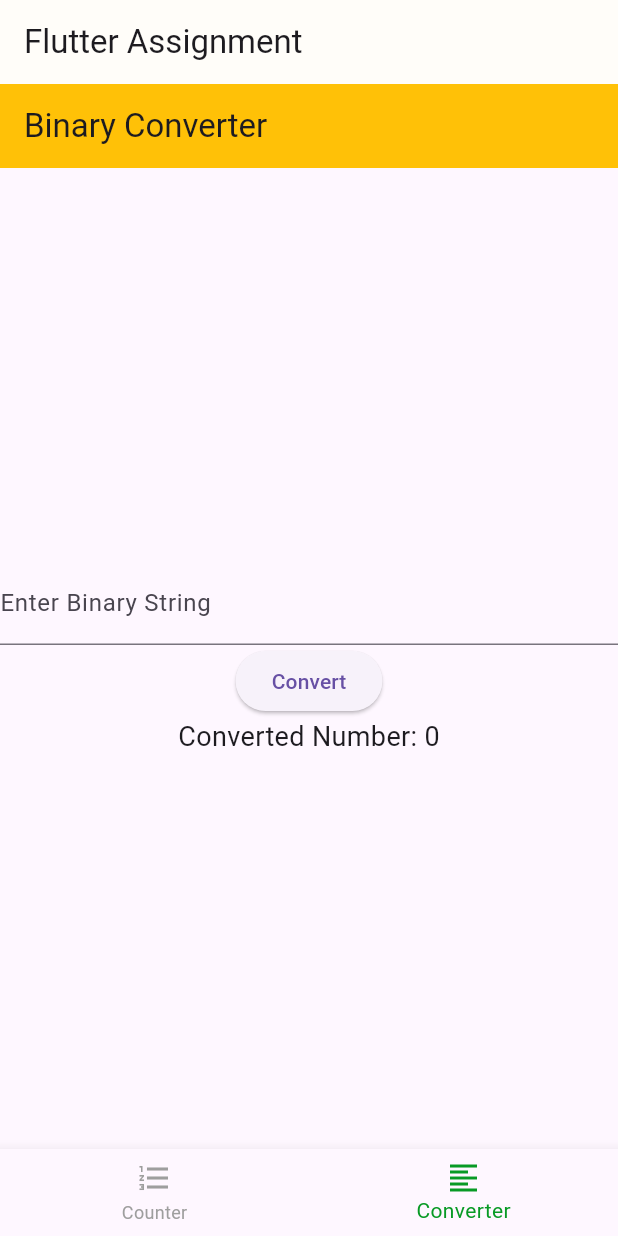
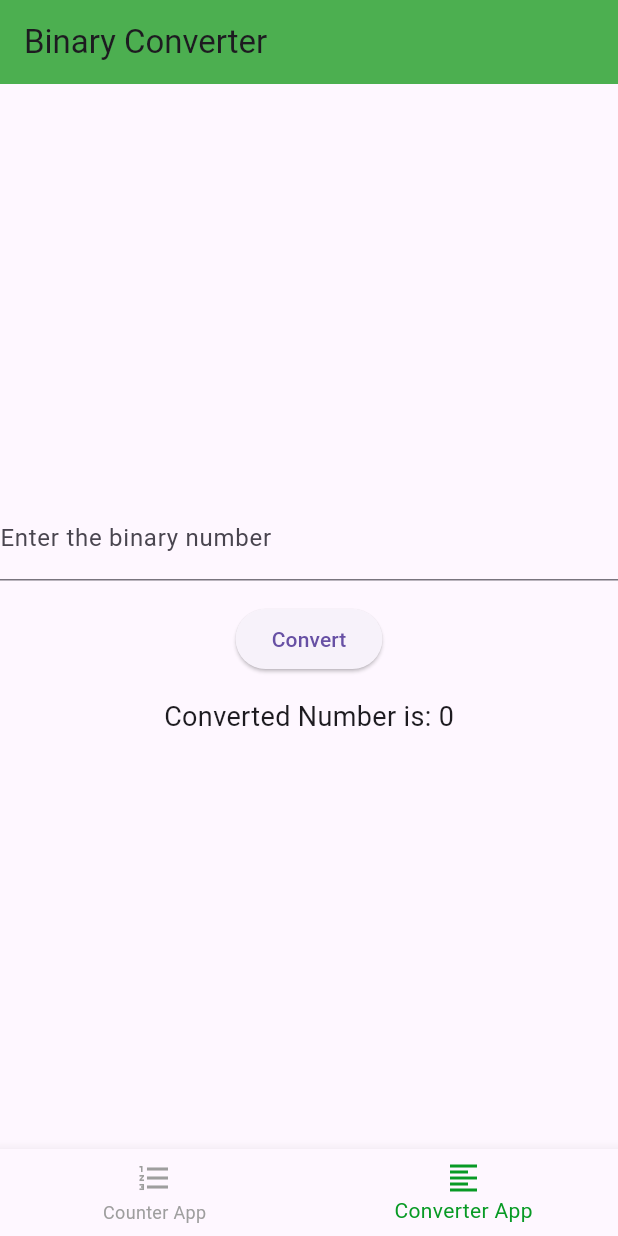
Before and after one commit to mohitvermax/flutter_assignment, a Flutter app: the screen it shows after launch, item 2 of the bottom bar chosen, on a phone screen of 412 x 824 dp. Run offline on Flutter 3.47's test engine with Material 3 defaults, Android fonts, the phone set to English and light mode, and no system bars; our stand-ins replace flutter_bloc.

Commit message:
final changes

```diff
--- a/lib/features/converter/converter_page.dart
+++ b/lib/features/converter/converter_page.dart
@@ -22,7 +22,7 @@ class ConverterView extends StatelessWidget {
     return Scaffold(
       appBar: AppBar(
         title: Text('Binary Converter'),
-        backgroundColor: Colors.amber,
+        backgroundColor: Colors.green,
       ),
       body: Center(
         child: BlocBuilder<ConverterBloc, ConverterState>(
@@ -33,9 +33,10 @@ class ConverterView extends StatelessWidget {
                 TextField(
                   controller: _binaryController,
                   decoration: InputDecoration(
-                    labelText: 'Enter Binary String',
+                    labelText: 'Enter the binary number',
                   ),
                 ),
+                SizedBox(height: 15),
                 ElevatedButton(
                   onPressed: () {
                     converterBloc
@@ -43,8 +44,9 @@ class ConverterView extends StatelessWidget {
                   },
                   child: Text('Convert'),
                 ),
+                SizedBox(height: 15),
                 Text(
-                  'Converted Number: ${state.convertedNumber}',
+                  'Converted Number is: ${state.convertedNumber}',
                   style: TextStyle(fontSize: 18),
                 ),
               ],
--- a/lib/features/counter/counter_page.dart
+++ b/lib/features/counter/counter_page.dart
@@ -20,7 +20,7 @@ class CounterView extends StatelessWidget {
     return Scaffold(
       appBar: AppBar(
         title: Text('Counter App'),
-        backgroundColor: Colors.amber,
+        backgroundColor: Colors.green,
       ),
       body: Center(
         child: BlocBuilder<CounterBloc, CounterState>(
@@ -38,21 +38,22 @@ class CounterView extends StatelessWidget {
                   mainAxisAlignment: MainAxisAlignment.center,
                   children: [
                     IconButton(
+                      icon: Icon(Icons.remove),
+                      onPressed: () {
+                        counterBloc.add(DecrementEvent());
+                      },
+                    ),
+                    IconButton(
                       icon: Icon(Icons.add),
                       onPressed: () {
                         // Dispatch IncrementEvent when add button is pressed
                         counterBloc.add(IncrementEvent());
                       },
                     ),
-                    IconButton(
-                      icon: Icon(Icons.remove),
-                      onPressed: () {
-                        counterBloc.add(DecrementEvent());
-                      },
-                    ),
                   ],
                 ),
                 Switch(
+                  activeColor: Colors.green,
                   value: state.isBinary,
                   onChanged: (value) {
                     counterBloc.add(ToggleBinaryEvent());
--- a/lib/main.dart
+++ b/lib/main.dart
@@ -33,10 +33,6 @@ class _MyAppState extends State<MyApp> {
         primarySwatch: Colors.blue,
       ),
       home: Scaffold(
-        appBar: AppBar(
-          backgroundColor: const Color.fromARGB(255, 255, 253, 249),
-          title: const Text('Flutter Assignment'),
-        ),
         body: _pages[_selectedIndex], // Display the selected page
         bottomNavigationBar: BottomNavigationBar(
           selectedItemColor: Color.fromARGB(255, 8, 154, 37),
@@ -46,11 +42,11 @@ class _MyAppState extends State<MyApp> {
           items: const <BottomNavigationBarItem>[
             BottomNavigationBarItem(
               icon: Icon(Icons.format_list_numbered),
-              label: 'Counter',
+              label: 'Counter App',
             ),
             BottomNavigationBarItem(
               icon: Icon(Icons.format_align_left),
-              label: 'Converter',
+              label: 'Converter App',
             ),
           ],
         ),
```
